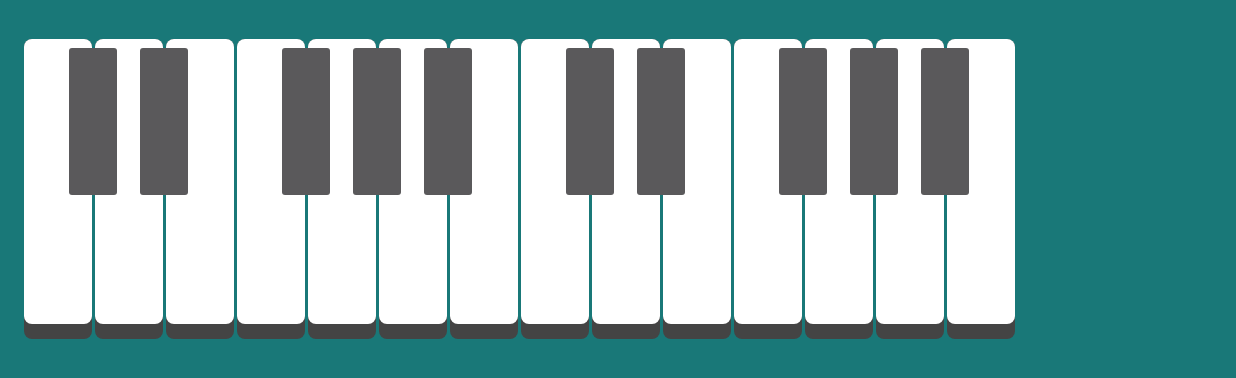
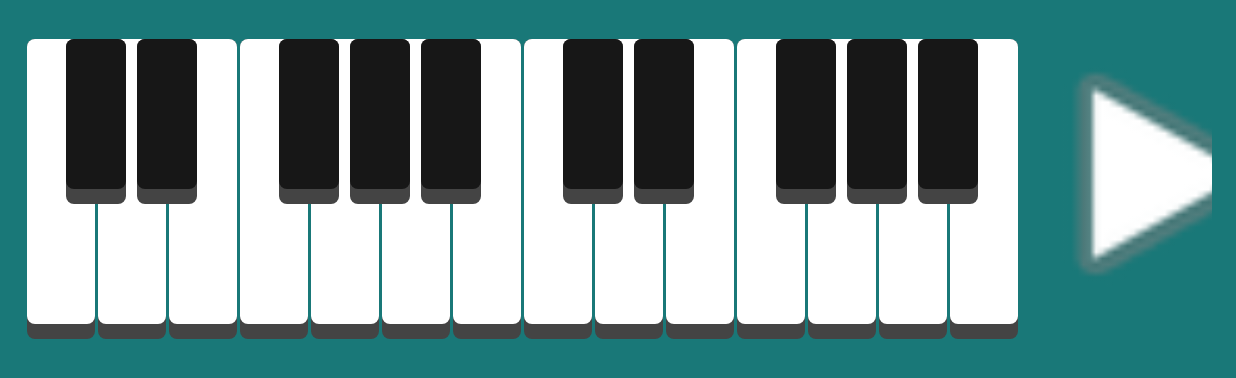
Before and after one commit to JorgeIgareda/chord-identifier, an Android app: the screen it shows after launch (MainActivity), on a phone screen of 824 x 412 dp (held sideways). Shown: the top 378 px of the screen. Run offline under Robolectric (Android 15) with nearby library versions, the phone set to English and light mode, and no system bars.

Commit message:
cambiadas las teclas a toggle para que se mantengan pulsadas

```diff
--- a/app/src/main/AndroidManifest.xml
+++ b/app/src/main/AndroidManifest.xml
@@ -19,7 +19,6 @@
             android:exported="true">
             <intent-filter>
                 <action android:name="android.intent.action.MAIN" />
-
                 <category android:name="android.intent.category.LAUNCHER" />
             </intent-filter>
         </activity>
--- a/app/src/main/java/com/example/acordespiano/MainActivity.java
+++ b/app/src/main/java/com/example/acordespiano/MainActivity.java
@@ -2,42 +2,51 @@ package com.example.acordespiano;
 
 import androidx.appcompat.app.AppCompatActivity;
 
+import android.app.Dialog;
 import android.media.SoundPool;
 import android.os.Bundle;
+import android.os.Handler;
 import android.view.View;
+import android.view.Window;
 import android.widget.Button;
 import android.widget.HorizontalScrollView;
+import android.widget.ToggleButton;
 
-public class MainActivity extends AppCompatActivity implements View.OnClickListener{
+import java.util.HashMap;
+import java.util.Map;
+
+public class MainActivity extends AppCompatActivity{
 
     private HorizontalScrollView scrollView;
 
     SoundPool soundPool;
+    private Map<ToggleButton, Integer> toggleButtonSoundMap = new HashMap<>();
+    private ToggleButton button_c;
+    private ToggleButton button_cSharp;
+    private ToggleButton button_d;
+    private ToggleButton button_dSharp;
+    private ToggleButton button_e;
+    private ToggleButton button_f;
+    private ToggleButton button_fSharp;
+    private ToggleButton button_g;
+    private ToggleButton button_gSharp;
+    private ToggleButton button_a;
+    private ToggleButton button_aSharp;
+    private ToggleButton button_b;
+    private ToggleButton button_c2;
+    private ToggleButton button_cSharp2;
+    private ToggleButton button_d2;
+    private ToggleButton button_dSharp2;
+    private ToggleButton button_e2;
+    private ToggleButton button_f2;
+    private ToggleButton button_fSharp2;
+    private ToggleButton button_g2;
+    private ToggleButton button_gSharp2;
+    private ToggleButton button_a2;
+    private ToggleButton button_aSharp2;
+    private ToggleButton button_b2;
 
-    private Button button_c;
-    private Button button_cSharp;
-    private Button button_d;
-    private Button button_dSharp;
-    private Button button_e;
-    private Button button_f;
-    private Button button_fSharp;
-    private Button button_g;
-    private Button button_gSharp;
-    private Button button_a;
-    private Button button_aSharp;
-    private Button button_b;
-    private Button button_c2;
-    private Button button_cSharp2;
-    private Button button_d2;
-    private Button button_dSharp2;
-    private Button button_e2;
-    private Button button_f2;
-    private Button button_fSharp2;
-    private Button button_g2;
-    private Button button_gSharp2;
-    private Button button_a2;
-    private Button button_aSharp2;
-    private Button button_b2;
+    private Button play;
 
     int c, cSharp, d, dSharp, e, f, fSharp, g, gSharp, a, aSharp, b, c2, cSharp2, d2, dSharp2, e2, f2, fSharp2, g2, gSharp2, a2, aSharp2, b2;
 
@@ -45,9 +54,9 @@ public class MainActivity extends AppCompatActivity implements View.OnClickListe
     protected void onCreate(Bundle savedInstanceState) {
         super.onCreate(savedInstanceState);
         setContentView(R.layout.activity_main);
-
+        showSplash();
         scrollView = findViewById(R.id.scrollView);
-        soundPool = new SoundPool.Builder().build();
+        soundPool = new SoundPool.Builder().setMaxStreams(10).build();
         c = soundPool.load(this, R.raw.c, 1);
         cSharp = soundPool.load(this, R.raw.c_sharp, 1);
         d = soundPool.load(this, R.raw.d, 1);
@@ -78,106 +87,81 @@ public class MainActivity extends AppCompatActivity implements View.OnClickListe
 
     void initializeAllPianoKeys() {
         button_c = findViewById(R.id.w1);
-        button_c.setOnClickListener(this);
         button_cSharp = findViewById(R.id.b1);
-        button_cSharp.setOnClickListener(this);
         button_d = findViewById(R.id.w2);
-        button_d.setOnClickListener(this);
         button_dSharp = findViewById(R.id.b2);
-        button_dSharp.setOnClickListener(this);
         button_e = findViewById(R.id.w3);
-        button_e.setOnClickListener(this);
         button_f = findViewById(R.id.w4);
-        button_f.setOnClickListener(this);
         button_fSharp = findViewById(R.id.b3);
-        button_fSharp.setOnClickListener(this);
         button_g = findViewById(R.id.w5);
-        button_g.setOnClickListener(this);
         button_gSharp = findViewById(R.id.b4);
-        button_gSharp.setOnClickListener(this);
         button_a = findViewById(R.id.w6);
-        button_a.setOnClickListener(this);
         button_aSharp = findViewById(R.id.b5);
-        button_aSharp.setOnClickListener(this);
         button_b = findViewById(R.id.w7);
-        button_b.setOnClickListener(this);
         button_c2 = findViewById(R.id.w8);
-        button_c2.setOnClickListener(this);
         button_cSharp2 = findViewById(R.id.b6);
-        button_cSharp2.setOnClickListener(this);
         button_d2 = findViewById(R.id.w9);
-        button_d2.setOnClickListener(this);
         button_dSharp2 = findViewById(R.id.b7);
-        button_dSharp2.setOnClickListener(this);
         button_e2 = findViewById(R.id.w10);
-        button_e2.setOnClickListener(this);
         button_f2 = findViewById(R.id.w11);
-        button_f2.setOnClickListener(this);
         button_fSharp2 = findViewById(R.id.b8);
-        button_fSharp2.setOnClickListener(this);
         button_g2 = findViewById(R.id.w12);
-        button_g2.setOnClickListener(this);
         button_gSharp2 = findViewById(R.id.b9);
-        button_gSharp2.setOnClickListener(this);
         button_a2 = findViewById(R.id.w13);
-        button_a2.setOnClickListener(this);
         button_aSharp2 = findViewById(R.id.b10);
-        button_aSharp2.setOnClickListener(this);
         button_b2 = findViewById(R.id.w14);
-        button_b2.setOnClickListener(this);
+        play = findViewById(R.id.play);
+        play.setOnClickListener(view -> playActiveNotes());
+
+        toggleButtonSoundMap.put(button_c, c);
+        toggleButtonSoundMap.put(button_cSharp, cSharp);
+        toggleButtonSoundMap.put(button_d, d);
+        toggleButtonSoundMap.put(button_dSharp, dSharp);
+        toggleButtonSoundMap.put(button_e, e);
+        toggleButtonSoundMap.put(button_f, f);
+        toggleButtonSoundMap.put(button_fSharp, fSharp);
+        toggleButtonSoundMap.put(button_g, g);
+        toggleButtonSoundMap.put(button_gSharp, gSharp);
+        toggleButtonSoundMap.put(button_a, a);
+        toggleButtonSoundMap.put(button_aSharp, aSharp);
+        toggleButtonSoundMap.put(button_b, b);
+        toggleButtonSoundMap.put(button_c2, c2);
+        toggleButtonSoundMap.put(button_cSharp2, cSharp2);
+        toggleButtonSoundMap.put(button_d2, d2);
+        toggleButtonSoundMap.put(button_dSharp2, dSharp2);
+        toggleButtonSoundMap.put(button_e2, e2);
+        toggleButtonSoundMap.put(button_f2, f2);
+        toggleButtonSoundMap.put(button_fSharp2, fSharp2);
+        toggleButtonSoundMap.put(button_g2, g2);
+        toggleButtonSoundMap.put(button_gSharp2, gSharp2);
+        toggleButtonSoundMap.put(button_a2, a2);
+        toggleButtonSoundMap.put(button_aSharp2, aSharp2);
+        toggleButtonSoundMap.put(button_b2, b2);
+
+        for (Map.Entry<ToggleButton, Integer> entry: toggleButtonSoundMap.entrySet()) {
+            entry.getKey().setOnClickListener(view -> playActiveNotes());
+        }
     }
 
-    @Override
-    public void onClick(View view) {
-        if (view.getId() == R.id.w1) {
-            soundPool.play(c, 1, 1, 1, 0, 1);
-        } else if (view.getId() == R.id.b1) {
-            soundPool.play(cSharp, 1, 1, 1, 0, 1);
-        } else if (view.getId() == R.id.w2) {
-            soundPool.play(d, 1, 1, 1, 0, 1);
-        } else if (view.getId() == R.id.b2) {
-            soundPool.play(dSharp, 1, 1, 1, 0, 1);
-        } else if (view.getId() == R.id.w3) {
-            soundPool.play(e, 1, 1, 1, 0, 1);
-        } else if (view.getId() == R.id.w4) {
-            soundPool.play(f, 1, 1, 1, 0, 1);
-        } else if (view.getId() == R.id.b3) {
-            soundPool.play(fSharp, 1, 1, 1, 0, 1);
-        } else if (view.getId() == R.id.w5) {
-            soundPool.play(g, 1, 1, 1, 0, 1);
-        } else if (view.getId() == R.id.b4) {
-            soundPool.play(gSharp, 1, 1, 1, 0, 1);
-        } else if (view.getId() == R.id.w6) {
-            soundPool.play(a, 1, 1, 1, 0, 1);
-        } else if (view.getId() == R.id.b5) {
-            soundPool.play(aSharp, 1, 1, 1, 0, 1);
-        } else if (view.getId() == R.id.w7) {
-            soundPool.play(b, 1, 1, 1, 0, 1);
-        } else if (view.getId() == R.id.w8) {
-            soundPool.play(c2, 1, 1, 1, 0, 1);
-        } else if (view.getId() == R.id.b6) {
-            soundPool.play(cSharp2, 1, 1, 1, 0, 1);
-        } else if (view.getId() == R.id.w9) {
-            soundPool.play(d2, 1, 1, 1, 0, 1);
-        } else if (view.getId() == R.id.b7) {
-            soundPool.play(dSharp2, 1, 1, 1, 0, 1);
-        } else if (view.getId() == R.id.w10) {
-            soundPool.play(e2, 1, 1, 1, 0, 1);
-        } else if (view.getId() == R.id.w11) {
-            soundPool.play(f2, 1, 1, 1, 0, 1);
-        } else if (view.getId() == R.id.b8) {
-            soundPool.play(fSharp2, 1, 1, 1, 0, 1);
-        } else if (view.getId() == R.id.w12) {
-            soundPool.play(g2, 1, 1, 1, 0, 1);
-        } else if (view.getId() == R.id.b9) {
-            soundPool.play(gSharp2, 1, 1, 1, 0, 1);
-        } else if (view.getId() == R.id.w13) {
-            soundPool.play(a2, 1, 1, 1, 0, 1);
-        } else if (view.getId() == R.id.b10) {
-            soundPool.play(aSharp2, 1, 1, 1, 0, 1);
-        } else if (view.getId() == R.id.w14) {
-            soundPool.play(b2, 1, 1, 1, 0, 1);
+    private void playActiveNotes() {
+        for (Map.Entry<ToggleButton, Integer> entry: toggleButtonSoundMap.entrySet()) {
+            if (entry.getKey().isChecked()) {
+                soundPool.play(entry.getValue(), 1, 1, 1, 0, 1);
+            }
         }
+    }
 
+
+    public void showSplash() {
+
+        final Dialog dialog = new Dialog(MainActivity.this, android.R.style.Theme_Black_NoTitleBar_Fullscreen);
+        dialog.requestWindowFeature(Window.FEATURE_NO_TITLE);
+        dialog.setContentView(R.layout.activity_splash);
+        dialog.setCancelable(true);
+        dialog.show();
+
+        final Handler handler  = new Handler();
+        final Runnable runnable = dialog::dismiss;
+        handler.postDelayed(runnable, 10000);
     }
 }
--- a/app/src/main/res/drawable/black_key_normal.xml
+++ b/app/src/main/res/drawable/black_key_normal.xml
@@ -1,9 +1,7 @@
 <?xml version="1.0" encoding="utf-8"?>
 <layer-list xmlns:android="http://schemas.android.com/apk/res/android">
 
-    <item android:drawable="@drawable/shadow_black_key">
-
-    </item>
+    <item android:drawable="@drawable/shadow_black_key" />
     <item android:bottom="10dp">
         <shape android:shape="rectangle">
             <corners android:radius="5dp" />
--- a/app/src/main/res/drawable/black_key_pressed.xml
+++ b/app/src/main/res/drawable/black_key_pressed.xml
@@ -7,7 +7,7 @@
         </shape>
     </item>
 
-    <item android:top="@dimen/layer_padding">
+    <item android:top="10dp">
         <shape android:shape="rectangle">
             <corners android:radius="5dp" />
             <solid android:color="#000000" />
--- a/app/src/main/res/drawable/black_piano_key_selector.xml
+++ b/app/src/main/res/drawable/black_piano_key_selector.xml
@@ -1,14 +1,11 @@
 <?xml version="1.0" encoding="utf-8"?>
 <selector xmlns:android="http://schemas.android.com/apk/res/android">
 
-    <item
-        android:state_pressed="true"
+    <item android:state_checked="true"
         android:drawable="@drawable/black_key_pressed"
-        android:paddingTop="10sp">
-    </item>
+        android:paddingTop="10dp" />
     <item
         android:drawable="@drawable/black_key_normal"
-        android:layout_marginTop="50dp">
-    </item>
+        android:layout_marginTop="50dp" />
 
 </selector>
--- a/app/src/main/res/drawable/pressed_and_normal_selector.xml
+++ b/app/src/main/res/drawable/pressed_and_normal_selector.xml
@@ -1,7 +1,7 @@
 <?xml version="1.0" encoding="utf-8"?>
 <selector xmlns:android="http://schemas.android.com/apk/res/android">
 
-    <item android:state_pressed="true"
+    <item android:state_checked="true"
         android:drawable="@drawable/key_pressed"
         android:paddingTop="10dp">
     </item>
--- a/app/src/main/res/layout/activity_main.xml
+++ b/app/src/main/res/layout/activity_main.xml
@@ -15,146 +15,139 @@
         android:id="@+id/scrollView"
         android:layout_width="match_parent"
         android:layout_height="match_parent"
-        android:layout_alignParentEnd="true"
         android:layout_centerVertical="true">
 
         <RelativeLayout
             android:layout_width="wrap_content"
             android:layout_height="match_parent">
 
-            <Button
+            <ToggleButton
                 android:id="@+id/w1"
-                style="@style/first_key_style_for_white_key" />
+                style="@style/white_key_style"/>
+
+            <ToggleButton
+                android:id="@+id/w2"
+                style="@style/white_key_style"
+                android:layout_toEndOf="@id/w1"/>
+
+            <ToggleButton
+                android:id="@+id/w3"
+                style="@style/white_key_style"
+                android:layout_toEndOf="@id/w2"/>
+
+            <ToggleButton
+                android:id="@+id/w4"
+                style="@style/white_key_style"
+                android:layout_toEndOf="@id/w3"/>
+
+            <ToggleButton
+                android:id="@+id/w5"
+                style="@style/white_key_style"
+                android:layout_toEndOf="@id/w4"/>
+
+            <ToggleButton
+                android:id="@+id/w6"
+                style="@style/white_key_style"
+                android:layout_toEndOf="@id/w5"/>
+
+            <ToggleButton
+                android:id="@+id/w7"
+                style="@style/white_key_style"
+                android:layout_toEndOf="@id/w6"/>
+
+            <ToggleButton
+                android:id="@+id/w8"
+                style="@style/white_key_style"
+                android:layout_toEndOf="@id/w7"/>
+
+            <ToggleButton
+                android:id="@+id/w9"
+                style="@style/white_key_style"
+                android:layout_toEndOf="@id/w8"/>
+
+            <ToggleButton
+                android:id="@+id/w10"
+                style="@style/white_key_style"
+                android:layout_toEndOf="@id/w9"/>
+
+            <ToggleButton
+                android:id="@+id/w11"
+                style="@style/white_key_style"
+                android:layout_toEndOf="@id/w10"/>
+
+            <ToggleButton
+                android:id="@+id/w12"
+                style="@style/white_key_style"
+                android:layout_toEndOf="@id/w11"/>
+
+            <ToggleButton
+                android:id="@+id/w13"
+                style="@style/white_key_style"
+                android:layout_toEndOf="@id/w12"/>
+
+            <ToggleButton
+                android:id="@+id/w14"
+                style="@style/white_key_style"
+                android:layout_toEndOf="@id/w13"/>
+
+            <!--- Teclas Negras -->
+            <ToggleButton
+                android:id="@+id/b1"
+                style="@style/black_piano_key_style"
+                android:layout_toEndOf="@id/w1"/>
+
+            <ToggleButton
+                android:id="@+id/b2"
+                style="@style/black_piano_key_style"
+                android:layout_toEndOf="@id/w2"/>
+
+            <ToggleButton
+                android:id="@+id/b3"
+                style="@style/black_piano_key_style"
+                android:layout_toEndOf="@id/w4"/>
+
+            <ToggleButton
+                android:id="@+id/b4"
+                style="@style/black_piano_key_style"
+                android:layout_toEndOf="@id/w5"/>
+
+            <ToggleButton
+                android:id="@+id/b5"
+                style="@style/black_piano_key_style"
+                android:layout_toEndOf="@id/w6"/>
+
+            <ToggleButton
+                android:id="@+id/b6"
+                style="@style/black_piano_key_style"
+                android:layout_toEndOf="@id/w8"/>
+
+            <ToggleButton
+                android:id="@+id/b7"
+                style="@style/black_piano_key_style"
+                android:layout_toEndOf="@id/w9"/>
+
+            <ToggleButton
+                android:id="@+id/b8"
+                style="@style/black_piano_key_style"
+                android:layout_toEndOf="@id/w11"/>
+
+            <ToggleButton
+                android:id="@+id/b9"
+                style="@style/black_piano_key_style"
+                android:layout_toEndOf="@id/w12"/>
+
+            <ToggleButton
+                android:id="@+id/b10"
+                style="@style/black_piano_key_style"
+                android:layout_toEndOf="@id/w13"/>
+
 
             <Button
-                android:id="@+id/w2"
-                style="@style/common_key_style_for_rest_of_the_piano_keys"
-                android:layout_marginStart="2dp"
-                android:layout_toEndOf="@id/w1" />
-
-            <Button
-                android:id="@+id/w3"
-                style="@style/common_key_style_for_rest_of_the_piano_keys"
-                android:layout_marginStart="2dp"
-                android:layout_toEndOf="@id/w2" />
-
-            <Button
-                android:id="@+id/w4"
-                style="@style/common_key_style_for_rest_of_the_piano_keys"
-                android:layout_marginStart="2dp"
-                android:layout_toEndOf="@id/w3" />
-
-            <Button
-                android:id="@+id/w5"
-                style="@style/common_key_style_for_rest_of_the_piano_keys"
-                android:layout_marginStart="2dp"
-                android:layout_toEndOf="@id/w4" />
-
-            <Button
-                android:id="@+id/w6"
-                style="@style/common_key_style_for_rest_of_the_piano_keys"
-                android:layout_marginStart="2dp"
-                android:layout_toEndOf="@id/w5" />
-
-            <Button
-                android:id="@+id/w7"
-                style="@style/common_key_style_for_rest_of_the_piano_keys"
-                android:layout_marginStart="2dp"
-                android:layout_toEndOf="@id/w6" />
-
-            <Button
-                android:id="@+id/w8"
-                style="@style/first_key_style_for_white_key"
-                android:layout_marginStart="2dp"
-                android:layout_toEndOf="@id/w7" />
-
-            <Button
-                android:id="@+id/w9"
-                style="@style/common_key_style_for_rest_of_the_piano_keys"
-                android:layout_marginStart="2dp"
-                android:layout_toEndOf="@id/w8" />
-
-            <Button
-                android:id="@+id/w10"
-                style="@style/common_key_style_for_rest_of_the_piano_keys"
-                android:layout_marginStart="2dp"
-                android:layout_toEndOf="@id/w9" />
-
-            <Button
-                android:id="@+id/w11"
-                style="@style/common_key_style_for_rest_of_the_piano_keys"
-                android:layout_marginStart="2dp"
-                android:layout_toEndOf="@id/w10" />
-
-            <Button
-                android:id="@+id/w12"
-                style="@style/common_key_style_for_rest_of_the_piano_keys"
-                android:layout_marginStart="2dp"
-                android:layout_toEndOf="@id/w11" />
-
-            <Button
-                android:id="@+id/w13"
-                style="@style/common_key_style_for_rest_of_the_piano_keys"
-                android:layout_marginStart="2dp"
-                android:layout_toEndOf="@id/w12" />
-
-            <Button
-                android:id="@+id/w14"
-                style="@style/common_key_style_for_rest_of_the_piano_keys"
-                android:layout_marginStart="2dp"
-                android:layout_toEndOf="@id/w13" />
-
-            <!--- Teclas Negras -->
-            <Button
-                android:id="@+id/b1"
-                style="@style/black_piano_key_style"
-                android:layout_toEndOf="@id/w1" />
-
-            <Button
-                android:id="@+id/b2"
-                style="@style/black_piano_key_style"
-                android:layout_toEndOf="@id/w2" />
-
-            <Button
-                android:id="@+id/b3"
-                style="@style/black_piano_key_style"
-                android:layout_toEndOf="@id/w4" />
-
-            <Button
-                android:id="@+id/b4"
-                style="@style/black_piano_key_style"
-                android:layout_toEndOf="@id/w5" />
-
-            <Button
-                android:id="@+id/b5"
-                style="@style/black_piano_key_style"
-                android:layout_toEndOf="@id/w6" />
-
-            <Button
-                android:id="@+id/b6"
-                style="@style/black_piano_key_style"
-                android:layout_toEndOf="@id/w8" />
-
-            <Button
-                android:id="@+id/b7"
-                style="@style/black_piano_key_style"
-                android:layout_toEndOf="@id/w9" />
-
-            <Button
-                android:id="@+id/b8"
-                style="@style/black_piano_key_style"
-                android:layout_toEndOf="@id/w11" />
-
-            <Button
-                android:id="@+id/b9"
-                style="@style/black_piano_key_style"
-                android:layout_toEndOf="@id/w12" />
-
-            <Button
-                android:id="@+id/b10"
-                style="@style/black_piano_key_style"
-                android:layout_toEndOf="@id/w13" />
-
+                android:id="@+id/play"
+                android:layout_width="200dp"
+                android:layout_height="200dp"
+                android:layout_toEndOf="@id/w14"
+                android:background="@android:drawable/ic_media_play"/>
         </RelativeLayout>
     </HorizontalScrollView>
 
--- /dev/null
+++ b/app/src/main/res/layout/activity_splash.xml
@@ -0,0 +1,13 @@
+<?xml version="1.0" encoding="utf-8"?>
+<RelativeLayout xmlns:android="http://schemas.android.com/apk/res/android"
+    xmlns:tools="http://schemas.android.com/tools"
+    android:layout_width="match_parent"
+    android:layout_height="match_parent">
+
+    <ProgressBar
+        android:id="@+id/progressBar"
+        android:layout_width="wrap_content"
+        android:layout_height="wrap_content"
+        android:layout_centerInParent="true"
+        android:indeterminate="true" />
+</RelativeLayout>
--- a/app/src/main/res/values/styles.xml
+++ b/app/src/main/res/values/styles.xml
@@ -7,18 +7,13 @@
 
     <style name="Theme.AcordesPiano" parent="Base.Theme.AcordesPiano" />
 
-    <style name="first_key_style_for_white_key" >
+    <style name="white_key_style">
         <item name="android:layout_width">45dp</item>
         <item name="android:layout_height">200dp</item>
         <item name="android:layout_marginTop">10dp</item>
-        <item name="android:background">@drawable/pressed_and_normal_selector</item>
-        <item name="android:stateListAnimator">@null</item>
-    </style>
-
-    <style name="common_key_style_for_rest_of_the_piano_keys">
-        <item name="android:layout_width">45dp</item>
-        <item name="android:layout_height">200dp</item>
-        <item name="android:layout_marginTop">10dp</item>
+        <item name="android:layout_marginStart">2dp</item>
+        <item name="android:textOff">""</item>
+        <item name="android:textOn">""</item>
         <item name="android:background">@drawable/pressed_and_normal_selector</item>
         <item name="android:stateListAnimator">@null</item>
     </style>
@@ -28,7 +23,9 @@
         <item name="android:layout_height">110dp</item>
         <item name="android:layout_marginTop">10dp</item>
         <item name="android:layout_marginLeft">-19dp</item>
-        <item name="background">@drawable/black_piano_key_selector</item>
+        <item name="android:textOff">""</item>
+        <item name="android:textOn">""</item>
+        <item name="android:background">@drawable/black_piano_key_selector</item>
         <item name="android:stateListAnimator">@null</item>
     </style>
 </resources>
```
